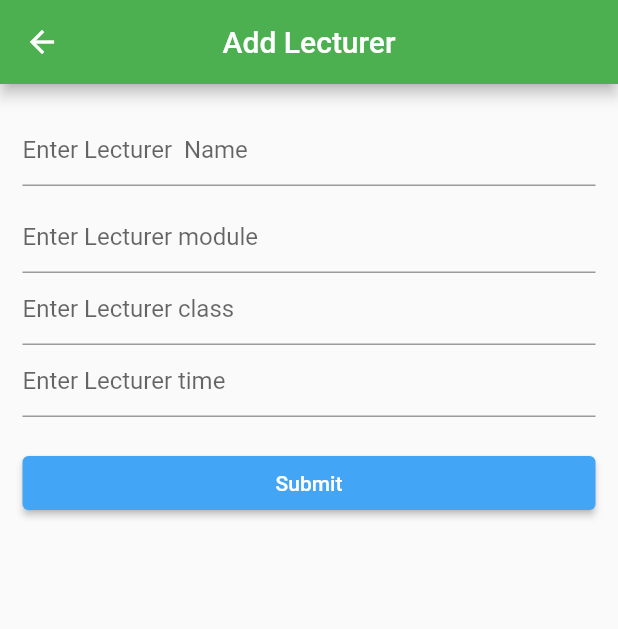
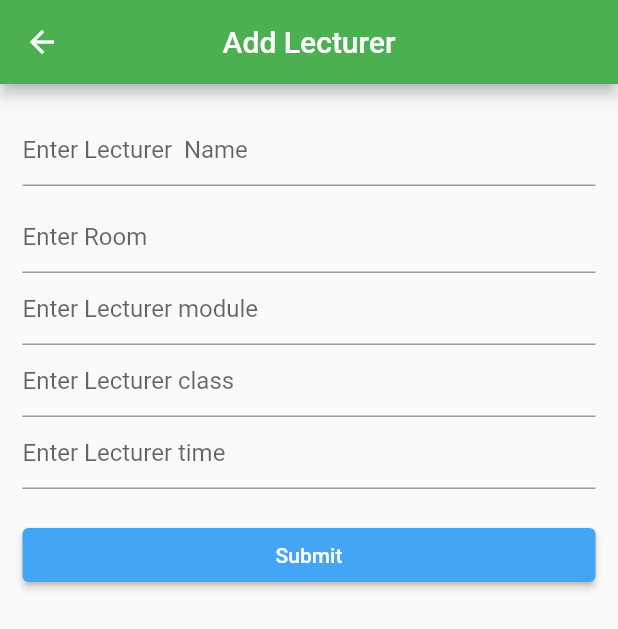
Before and after one commit to shadkasera/must_online, a Flutter app: the HomeScreen screen opened directly, after a tap on the "add" icon, on a phone screen of 412 x 824 dp. Shown: the top 629 px of the screen. Run offline on Flutter 3.47's test engine with Material 2 defaults, Android fonts, the phone set to English and light mode, and no system bars; our stand-ins replace cloud_firestore, firebase_auth, firebase_core; accounts and stored records are empty; network calls fail.

Commit message:
updated files

```diff
--- a/lib/main.dart
+++ b/lib/main.dart
@@ -43,7 +43,7 @@ class MyApp extends StatelessWidget {
           stream: FirebaseAuth.instance.authStateChanges(),
           builder: (context, snapshot) {
             if (snapshot.hasData) {
-              return const HomeScreen();
+              return const WelcomePage();
             } else {
               return const Login();
             }
--- a/lib/models/lecturer.dart
+++ b/lib/models/lecturer.dart
@@ -3,6 +3,7 @@ import 'dart:convert';
 class Lecturer {
   String id;
   String name;
+  String room;
   String module;
   String klass;
   String time;
@@ -10,12 +11,13 @@ class Lecturer {
 
 
 
-  Lecturer({required this.id, required this.name, required this.module, required this.klass, required this.time});
+  Lecturer({required this.id, required this.name, required this.module, required this.klass, required this.time, required this.room});
 
   factory Lecturer.fromJson(Map<String, dynamic> json) {
     return Lecturer(
       id: json['id'],
       name: json['name'],
+      room: json['room'],
       module: json['module'],
       klass: json['klass'],
       time: json['time'],
@@ -27,6 +29,7 @@ class Lecturer {
     return {
       'id': id,
       'name': name,
+      'room': room,
       'module': module,
       'klass': klass,
       'time': time,
--- a/lib/pages/add_lecturer.dart
+++ b/lib/pages/add_lecturer.dart
@@ -11,10 +11,10 @@ class AddLecturer extends StatefulWidget {
 
 class _AddLecturerState extends State<AddLecturer> {
   String name = '';
-  String location = '';
-  String module= '';
+  String room = '';
+  String module = '';
   String klass = '';
-  String time= '';
+  String time = '';
 
   @override
   Widget build(BuildContext context) {
@@ -40,6 +40,16 @@ class _AddLecturerState extends State<AddLecturer> {
                 ),
               ),
               const SizedBox(height: 10),
+              TextField(
+                onChanged: (value) {
+                  setState(() {
+                    room = value;
+                  });
+                },
+                decoration: const InputDecoration(
+                  hintText: 'Enter Room',
+                ),
+              ),
               TextField(
                 onChanged: (value) {
                   setState(() {
@@ -89,23 +99,31 @@ class _AddLecturerState extends State<AddLecturer> {
   }
 
   Future createLecturer({required BuildContext context}) async {
-    final docLecturer = FirebaseFirestore.instance.collection('lecturers').doc();
+    final docLecturer =
+        FirebaseFirestore.instance.collection('lecturers').doc();
 
     try {
-      final lecturer = Lecturer(id: docLecturer.id, name: name,  module: module, klass: klass, time: time);
+      final lecturer = Lecturer(
+          id: docLecturer.id,
+          name: name,
+          room: room,
+          module: module,
+          klass: klass,
+          time: time);
       final json = lecturer.toJson();
 
       await docLecturer.set(json);
 
       ScaffoldMessenger.of(context).showSnackBar(
         const SnackBar(
-          content: Text('Lecturer Added Successfully',),
+          content: Text(
+            'Lecturer Added Successfully',
+          ),
           backgroundColor: Colors.green,
           duration: Duration(seconds: 5),
         ),
-
       );
-        Navigator.pop(context);
+      Navigator.pop(context);
     } catch (e) {
       ScaffoldMessenger.of(context).showSnackBar(
         SnackBar(
--- a/lib/pages/homescreen.dart
+++ b/lib/pages/homescreen.dart
@@ -14,16 +14,6 @@ class HomeScreen extends StatelessWidget {
     return Scaffold(
       appBar: AppBar(
         backgroundColor: Colors.blue[500],
-        leading: Builder(
-          builder: (BuildContext context) {
-            return IconButton(
-              icon: const Icon(Icons.menu),
-              onPressed: () {
-                Scaffold.of(context).openDrawer();
-              },
-            );
-          },
-        ),
         title: const Text('MUST  TIMETABLE'),
         centerTitle: true,
         actions: [
@@ -46,56 +36,8 @@ class HomeScreen extends StatelessWidget {
         ],
       ),
       backgroundColor: const Color(0xffc0dbe9),
-      drawer: Drawer(
-        child: ListView(
-          padding: EdgeInsets.zero,
-          children: [
-            DrawerHeader(
-              decoration: const BoxDecoration(
-                color: Colors.blue,
-              ),
-              child: Center(
-                child: Column(
-                  mainAxisAlignment: MainAxisAlignment.center,
-                  children: [
-                    const Icon(
-                      Icons.person,
-                      color: Colors.white,
-                      size: 50,
-                    ),
-                    Text(
-                      user.email!,
-                      style: const TextStyle(
-                        color: Colors.white,
-                      ),
-                    ),
-                  ],
-                ),
-              ),
-            ),
-            ListTile(
-              leading: const Icon(Icons.home),
-              title: const Text('Home'),
-              onTap: () {
-                // Update the UI
-              },
-            ),
-            ListTile(
-              leading: const Icon(
-                Icons.logout,
-              ),
-              title: const Text('Log out'),
-              onTap: () {
-                // Update the UI
-                FirebaseAuth.instance.signOut();
-              },
-            ),
-          ],
-        ),
-      ),
       body: SafeArea(
         child: StreamBuilder(
-
             stream: readLecturer(),
             builder: (context, snapshot) {
               if (snapshot.hasData) {
@@ -124,27 +66,32 @@ class HomeScreen extends StatelessWidget {
 
                       // },
                       child: ListTile(
-                        // leading: Text(
-                        //   lecturers[index].name,
-                        //   style: const TextStyle(fontSize: 12),
-                        // ),
+                        leading: Text(
+                          lecturers[index].room,
+                          style: const TextStyle(fontSize: 20),
+                        ),
                         trailing: Text(
                           lecturers[index].time,
-                          style: const TextStyle(fontSize: 14),
+                          style: const TextStyle(fontSize: 20),
                         ),
-
                         title: Text(
                           lecturers[index].name,
-                          style: const TextStyle(fontSize: 18),
+                          style: const TextStyle(fontSize: 24),
                         ),
                         subtitle: Column(
                           crossAxisAlignment: CrossAxisAlignment.start,
                           children: [
-                            Text(lecturers[index].module),
+                            Text(
+                              lecturers[index].module,
+                              style: const TextStyle(fontSize: 20),
+                            ),
                             const SizedBox(
                               height: 5,
                             ),
-                            Text(lecturers[index].klass),
+                            Text(
+                              lecturers[index].klass,
+                              style: const TextStyle(fontSize: 18),
+                            ),
                           ],
                         ),
                       ),
@@ -170,32 +117,4 @@ class HomeScreen extends StatelessWidget {
                 )
                 .toList(),
           );
-
-  Future<void> deleteLecturer(
-      {required BuildContext context, required Lecturer lecturer}) async {
-    final docLecturer =
-        FirebaseFirestore.instance.collection('lecturers').doc(lecturer.id);
-
-    try {
-      await docLecturer.delete();
-
-      ScaffoldMessenger.of(context).showSnackBar(
-        const SnackBar(
-          content: Text(
-            'School Deleted Successfully',
-          ),
-          backgroundColor: Colors.green,
-          duration: Duration(seconds: 5),
-        ),
-      );
-    } catch (e) {
-      ScaffoldMessenger.of(context).showSnackBar(
-        SnackBar(
-          content: Text('Error $e'),
-          backgroundColor: Colors.red,
-          duration: const Duration(seconds: 5),
-        ),
-      );
-    }
-  }
 }
```
Also changed, not shown: lib/pages/welcome.dart (+6 -1 lines).
